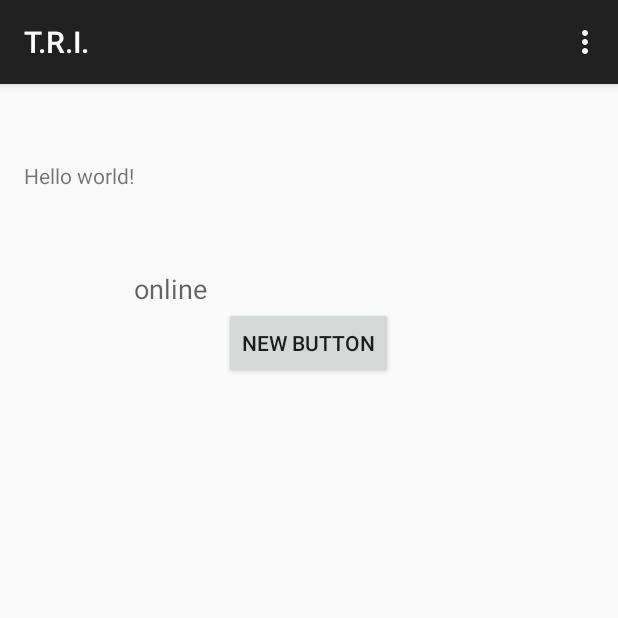
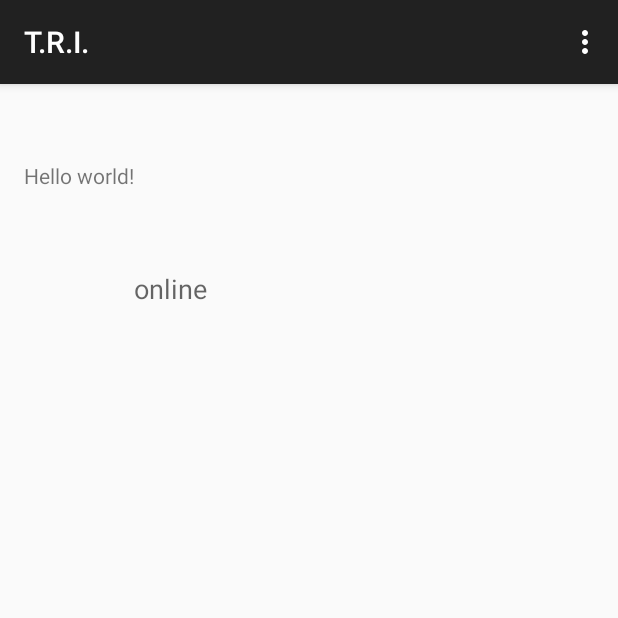
Before and after one commit to triapp/tri, an Android app: the screen it shows after launch (Home), on a phone screen of 412 x 824 dp, the top half of it. Run offline under Robolectric (Android 15) with nearby library versions, the phone set to English and light mode, and no system bars; network calls fail; 3 statements that could not run were skipped.

Commit message:
Revert "json"
This reverts commit f4bc37ecb97b52e39b50a72871bf06968387045d.

```diff
--- a/t.r.i/src/main/java/com/example/daw/tri/Communicator.java
+++ b/t.r.i/src/main/java/com/example/daw/tri/Communicator.java
@@ -1,25 +1,25 @@
 package com.example.daw.tri;
 
 import org.apache.http.message.BasicNameValuePair;
-import org.json.JSONArray;
+import org.json.JSONObject;
 
 import java.util.ArrayList;
 import java.util.List;
 
 public class Communicator {
     private JSONParser jsonParser;
-    private static String URL = "http://www.vesely-pcpohotovost.cz/tri/pokus.php";
+    private static String URL = "http://vesely-pcpohotovost.cz/tri/pokus.php";
 
     public Communicator(){
         jsonParser = new JSONParser();
     }
 
 
-    public JSONArray getTableDay(){
+    public JSONObject getTableDay(){
         // Building Parameters
         List params = new ArrayList();
         params.add(new BasicNameValuePair("tag", "getDay"));
-        JSONArray json = jsonParser.getJSONFromUrl(URL, params);
+        JSONObject json = jsonParser.getJSONFromUrl(URL, params);
         return json;
     }
 }
--- a/t.r.i/src/main/java/com/example/daw/tri/Home.java
+++ b/t.r.i/src/main/java/com/example/daw/tri/Home.java
@@ -8,7 +8,6 @@ import android.view.Menu;
 import android.view.MenuItem;
 import android.widget.TextView;
 
-import org.json.JSONArray;
 import org.json.JSONException;
 import org.json.JSONObject;
 
@@ -20,9 +19,9 @@ public class Home extends ActionBarActivity {
 
    @Override
     protected void onCreate(Bundle savedInstanceState) {
-       super.onCreate(savedInstanceState);
-       setContentView(R.layout.activity_home);
-       final DatabaseHandler database = new DatabaseHandler(this);
+        super.onCreate(savedInstanceState);
+        setContentView(R.layout.activity_home);
+       DatabaseHandler database = new DatabaseHandler(this);
        try {
            database.createDataBase();
        } catch (IOException ioe) {
@@ -38,10 +37,12 @@ public class Home extends ActionBarActivity {
        Network internet = new Network(getApplicationContext());
        if (internet.isOnline()) {
            txtonline.setText("online");
-           database.dropDay();
            new downloadTableDay().execute();
-       } else txtonline.setText("offline");
+       }
+       else txtonline.setText("offline");
+      // database.close();
     }
+
 
 
     @Override
@@ -66,9 +67,10 @@ public class Home extends ActionBarActivity {
         return super.onOptionsItemSelected(item);
     }
 
-    private class downloadTableDay extends AsyncTask<String, String, JSONArray> {
+    private class downloadTableDay extends AsyncTask<String, String, JSONObject> {
         private ProgressDialog pDialog;
 
+        String email;
         @Override
         protected void onPreExecute() {
             super.onPreExecute();
@@ -81,21 +83,21 @@ public class Home extends ActionBarActivity {
         }
 
         @Override
-        protected JSONArray doInBackground(String... args) {
+        protected JSONObject doInBackground(String... args) {
             Communicator talkie = new Communicator();
-            JSONArray json = talkie.getTableDay();
+            JSONObject json = talkie.getTableDay();
             return json;
         }
         @Override
-        protected void onPostExecute(JSONArray json) {
+        protected void onPostExecute(JSONObject json) {
             try {
                 DatabaseHandler db = new DatabaseHandler(getApplicationContext());
-                for (int i = 0 ; i < json.length(); i++) {
-                    JSONObject obj = json.getJSONObject(i);
-                    int id = obj.getInt("id");
-                    String date = obj.getString("day");
-                    db.insertDay(id, date);
-                }
+                //db.openDataBase();
+                int jsonid = json.getInt("id");
+                String jsonstr = json.getString("day");
+                db.insertDay(jsonid,jsonstr);
+
+
                 pDialog.dismiss();
 
             } catch (JSONException e) {
--- a/t.r.i/src/main/java/com/example/daw/tri/JSONParser.java
+++ b/t.r.i/src/main/java/com/example/daw/tri/JSONParser.java
@@ -9,8 +9,8 @@ import org.apache.http.client.ClientProtocolException;
 import org.apache.http.client.entity.UrlEncodedFormEntity;
 import org.apache.http.client.methods.HttpPost;
 import org.apache.http.impl.client.DefaultHttpClient;
-import org.json.JSONArray;
 import org.json.JSONException;
+import org.json.JSONObject;
 
 import java.io.BufferedReader;
 import java.io.IOException;
@@ -20,12 +20,12 @@ import java.io.UnsupportedEncodingException;
 import java.util.List;
 public class JSONParser {
     static InputStream is = null;
-    static JSONArray jObj = null;
+    static JSONObject jObj = null;
     static String json = "";
     // constructor
     public JSONParser() {
     }
-    public JSONArray getJSONFromUrl(String url, List params) {
+    public JSONObject getJSONFromUrl(String url, List params) {
         // Making HTTP request
         try {
             // defaultHttpClient
@@ -51,16 +51,14 @@ public class JSONParser {
                 sb.append(line + "n");
             }
             is.close();
-            String output = sb.toString();
-            output = output.substring(3);
-            json = output;
+            json = sb.toString();
             Log.e("JSON", json);
         } catch (Exception e) {
             Log.e("Buffer Error", "Error converting result " + e.toString());
         }
         // try parse the string to a JSON object
         try {
-            jObj = new JSONArray(json);
+            jObj = new JSONObject(json);
         } catch (JSONException e) {
             Log.e("JSON Parser", "Error parsing data " + e.toString());
         }
--- a/t.r.i/src/main/java/com/example/daw/tri/Network.java
+++ b/t.r.i/src/main/java/com/example/daw/tri/Network.java
@@ -10,6 +10,7 @@ public class Network  {
 
     Context context;
 
+    // Konstruktor
     public Network(Context context) {
         this.context = context;
     }
--- a/t.r.i/src/main/res/layout/activity_home.xml
+++ b/t.r.i/src/main/res/layout/activity_home.xml
@@ -23,12 +23,4 @@
         android:layout_toRightOf="@+id/textView"
         android:layout_toEndOf="@+id/textView" />
 
-    <Button
-        android:layout_width="wrap_content"
-        android:layout_height="wrap_content"
-        android:text="New Button"
-        android:id="@+id/button"
-        android:layout_below="@+id/txt_online"
-        android:layout_centerHorizontal="true" />
-
 </RelativeLayout>
--- a/t.r.i/src/main/res/menu/menu_program.xml
+++ /dev/null
@@ -1,6 +0,0 @@
-<menu xmlns:android="http://schemas.android.com/apk/res/android"
-    xmlns:app="http://schemas.android.com/apk/res-auto"
-    xmlns:tools="http://schemas.android.com/tools" tools:context="com.example.daw.tri.Program">
-    <item android:id="@+id/action_settings" android:title="@string/action_settings"
-        android:orderInCategory="100" app:showAsAction="never" />
-</menu>
--- a/t.r.i/src/main/res/values/strings.xml
+++ b/t.r.i/src/main/res/values/strings.xml
@@ -3,5 +3,4 @@
 
     <string name="hello_world">Hello world!</string>
     <string name="action_settings">Settings</string>
-    <string name="title_activity_program">Program</string>
 </resources>
```
Also changed, not shown: t.r.i/src/main/AndroidManifest.xml (+4 -9 lines), t.r.i/src/main/java/com/example/daw/tri/DatabaseHandler.java (+3 -6 lines), t.r.i/src/main/java/com/example/daw/tri/Program.java (deleted, +0 -39 lines), t.r.i/src/main/res/layout/activity_program.xml (deleted, +0 -21 lines), 2 other files.
